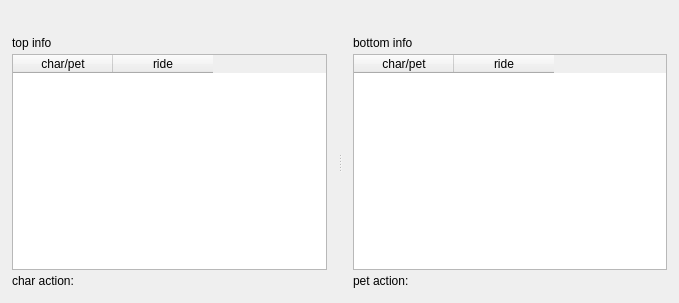
The window that SaSH/form/battleinfoform.ui (bestkakkoii/SaSH) describes before a commit, drawn with Qt 5.
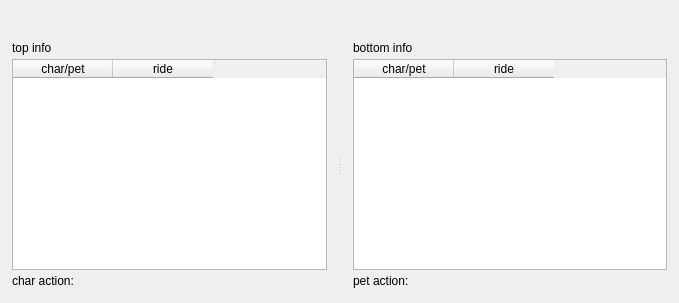
The same window after the commit. Custom widgets are drawn as their Qt base class.

What changed in the file:
```diff
--- a/SaSH/form/battleinfoform.ui
+++ b/SaSH/form/battleinfoform.ui
@@ -13,10 +13,7 @@
   <property name="windowTitle">
    <string>BattleInfoForm</string>
   </property>
-  <layout class="QVBoxLayout" name="verticalLayout_3">
-   <property name="spacing">
-    <number>1</number>
-   </property>
+  <layout class="QGridLayout" name="gridLayout">
    <property name="leftMargin">
     <number>1</number>
    </property>
@@ -51,13 +48,13 @@
      </property>
     </widget>
    </item>
-   <item>
+   <item row="1" column="0">
     <widget class="QSplitter" name="splitter">
      <property name="orientation">
       <enum>Qt::Horizontal</enum>
      </property>
-     <widget class="QWidget" name="layoutWidget">
-      <layout class="QVBoxLayout" name="verticalLayout">
+     <widget class="QWidget" name="layoutWidget_2">
+      <layout class="QVBoxLayout" name="verticalLayout_3">
        <property name="spacing">
         <number>1</number>
        </property>
```
Left out of the diff: 10 changed lines with no effect on the pictures.
